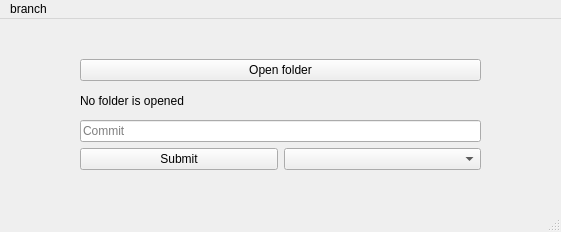
Before: the Qt Designer form MainWindow.ui in PickBas/git-client-qt, drawn with Qt 5.
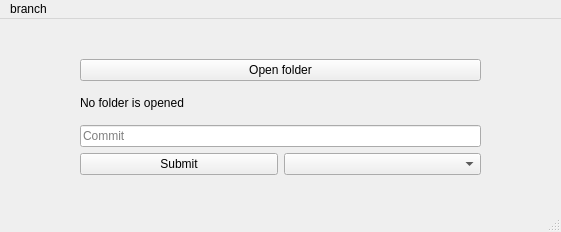
After: the same form once the commit is applied.

What changed in the file:
```diff
--- a/MainWindow.ui
+++ b/MainWindow.ui
@@ -14,13 +14,13 @@
    <string>MainWindow</string>
   </property>
   <widget class="QWidget" name="centralwidget">
-   <widget class="QWidget" name="">
+   <widget class="QWidget" name="layoutWidget">
     <property name="geometry">
      <rect>
       <x>80</x>
       <y>40</y>
       <width>401</width>
-      <height>111</height>
+      <height>116</height>
      </rect>
     </property>
     <layout class="QVBoxLayout" name="verticalLayout">
```
Left out of the diff: 4 changed lines with no effect on the pictures.
